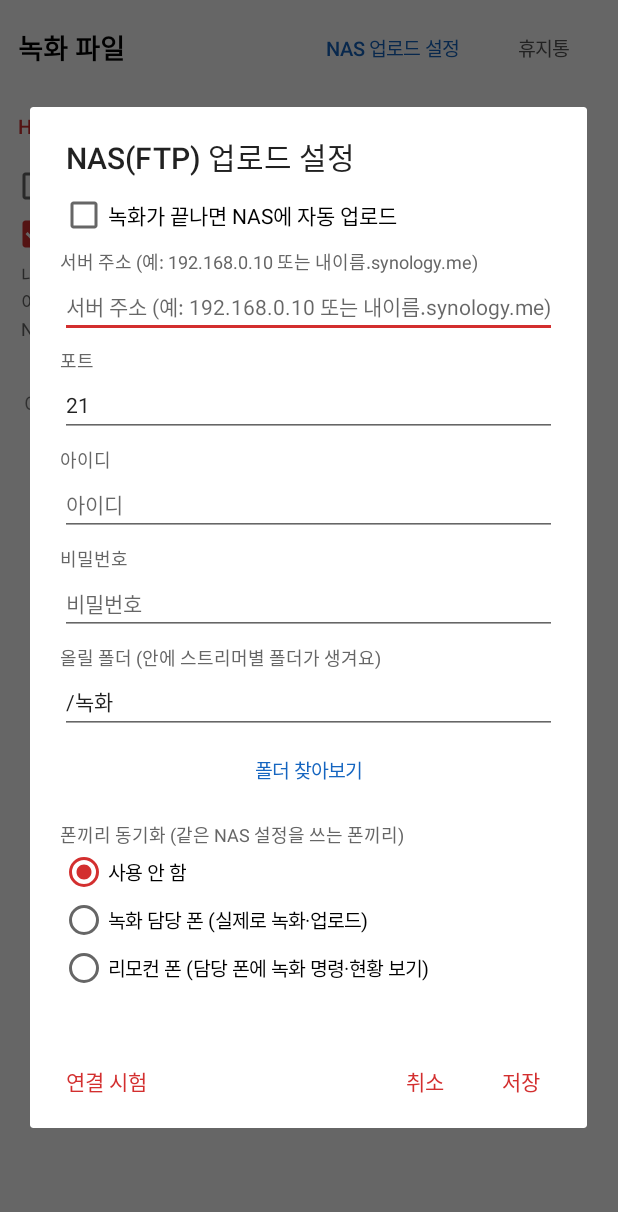
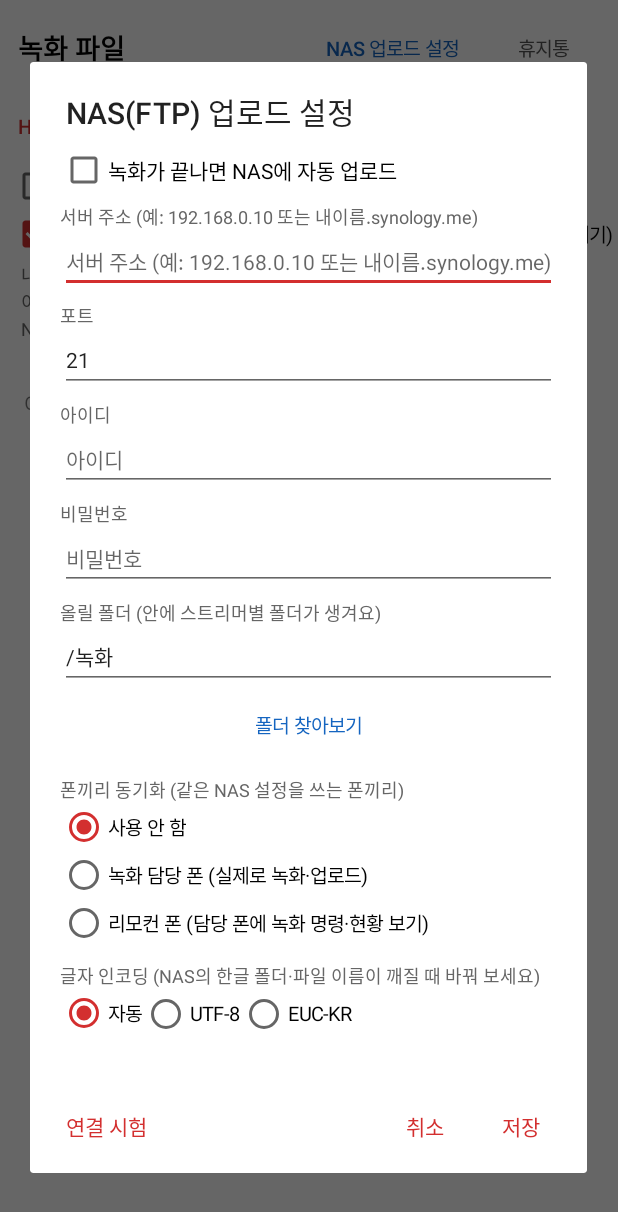
Before and after one commit to kakario777-netizen/live-recorder, an Android app: the FilesActivity screen opened directly, with no data from a screen before it, after a tap on "NAS 업로드 설정", on a phone screen of 412 x 824 dp. Shown: the top 1212 px of the screen. Run offline under Robolectric (Android 15) with nearby library versions, the phone set to English and light mode, and no system bars; libraries missing offline, so code that uses them is left out: org.apache.commons.

Commit message:
H.264는 업로드 안 함: 충전 대기 → 충전기 꽂으면 변환 → 변환본만 업로드, 충전기 빼면 변환 멈춤, 대기 목록 저장 / NAS 글자 인코딩(자동·UTF-8·EUC-KR)
Co-Authored-By: Claude Opus 5.5 <noreply@anthropic.com>
Claude-Session: https://claude.ai/code/session_011L6oZW8mwnbDk6bnCtvrZb

```diff
--- a/app/src/main/java/com/kakario/liverecorder/FilesActivity.kt
+++ b/app/src/main/java/com/kakario/liverecorder/FilesActivity.kt
@@ -64,7 +64,7 @@ class FilesActivity : Activity() {
         }, LinearLayout.LayoutParams(-2, -2).apply { leftMargin = dp(8) })
 
         root.addView(CheckBox(this).apply {
-            text = "H.264 녹화는 정리할 때 H.265로 자동 변환 (충전 중일 때만)"
+            text = "H.264 녹화는 H.265로 변환 후 업로드 (충전 중에만 변환, 그전엔 대기)"
             textSize = 13f
             isChecked = Tidy.autoH265(this@FilesActivity)
             setPadding(dp(4), 0, 0, 0)
@@ -255,6 +255,15 @@ class FilesActivity : Activity() {
         roles.addView(rSolo); roles.addView(rRec); roles.addView(rRem)
         roles.check(when (Sync.role(this)) { Sync.RECORDER -> 102; Sync.REMOTE -> 103; else -> 101 })
         box.addView(roles)
+        // 글자 인코딩 (한글 이름이 깨질 때)
+        box.addView(TextView(this).apply { text = "글자 인코딩 (NAS의 한글 폴더·파일 이름이 깨질 때 바꿔 보세요)"; textSize = 12f; setTextColor(Color.parseColor("#666666")); setPadding(0, dp(10), 0, 0) })
+        val encs = android.widget.RadioGroup(this).apply { orientation = android.widget.RadioGroup.HORIZONTAL }
+        listOf(201 to "자동", 202 to "UTF-8", 203 to "EUC-KR").forEach { (rid, t) ->
+            encs.addView(android.widget.RadioButton(this).apply { id = rid; text = t; textSize = 13f })
+        }
+        encs.check(when (FtpConfig.encoding(this)) { "UTF-8" -> 202; "EUC-KR" -> 203; else -> 201 })
+        encs.setOnCheckedChangeListener { _, id -> FtpConfig.setEncoding(this, when (id) { 202 -> "UTF-8"; 203 -> "EUC-KR"; else -> "auto" }) }
+        box.addView(encs)
         val result = TextView(this).apply { textSize = 12f; setPadding(0, dp(8), 0, dp(4)) }
         box.addView(result)
         fun save() {
--- a/app/src/main/java/com/kakario/liverecorder/Ftp.kt
+++ b/app/src/main/java/com/kakario/liverecorder/Ftp.kt
@@ -26,6 +26,9 @@ object FtpConfig {
     fun port(ctx: Context) = prefs(ctx).getInt("port", 21)
     fun user(ctx: Context) = prefs(ctx).getString("user", "") ?: ""
     fun folder(ctx: Context) = prefs(ctx).getString("folder", "/녹화") ?: "/녹화"
+    /** 글자 인코딩: auto / UTF-8 / EUC-KR (한글 폴더·파일 이름이 깨질 때 바꿈) */
+    fun encoding(ctx: Context) = prefs(ctx).getString("encoding", "auto") ?: "auto"
+    fun setEncoding(ctx: Context, e: String) = prefs(ctx).edit().putString("encoding", e).apply()
     fun password(ctx: Context): String = try {
         prefs(ctx).getString("pw", null)?.let { decrypt(it) } ?: ""
     } catch (e: Exception) { "" }
@@ -137,6 +140,13 @@ object Uploader {
 
     fun enqueue(ctx: Context, name: String, path: String?, streamer: String) {
         if (path == null || !FtpConfig.ready(ctx)) return
+        // H.264는 변환 후에만 올림 (변환 설정이 켜져 있을 때)
+        if (Tidy.autoH265(ctx) && name.lowercase().endsWith(".mp4") &&
+            Codec.probeUri(ctx, android.net.Uri.fromFile(File(path))) == android.media.MediaFormat.MIMETYPE_VIDEO_AVC) {
+            RecordService.addLog("H.264라 업로드하지 않음 (H.265 변환 후 올림): $name")
+            Tidy.enqueue(ctx, Tidy.Job(name, path, null, streamer))
+            return
+        }
         load(ctx)
         synchronized(queue) {
             if (current?.name == name || queue.any { it.name == name }) return
@@ -193,14 +203,23 @@ object Uploader {
 
     fun connect(ctx: Context): FTPClient {
         val f = FTPClient()
-        f.controlEncoding = "UTF-8"
+        val enc = FtpConfig.encoding(ctx)
+        f.controlEncoding = if (enc == "EUC-KR") "EUC-KR" else "UTF-8"
         f.connectTimeout = 15000
         f.setDataTimeout(java.time.Duration.ofSeconds(60))
         f.connect(FtpConfig.host(ctx), FtpConfig.port(ctx))
         if (!FTPReply.isPositiveCompletion(f.replyCode)) { f.disconnect(); throw Exception("서버 연결 거부 (${f.replyCode})") }
         f.soTimeout = 60000
         if (!f.login(FtpConfig.user(ctx), FtpConfig.password(ctx))) { f.disconnect(); throw Exception("아이디나 비밀번호가 맞지 않아요") }
-        try { f.sendCommand("OPTS UTF8 ON") } catch (_: Exception) {}
+        when (enc) {
+            "EUC-KR" -> {}
+            "UTF-8" -> try { f.sendCommand("OPTS UTF8 ON") } catch (_: Exception) {}
+            else -> {
+                // 자동: 서버가 UTF-8을 지원하면 UTF-8, 아니면 EUC-KR
+                val utf8 = try { f.hasFeature("UTF8") } catch (_: Exception) { true }
+                if (utf8) try { f.sendCommand("OPTS UTF8 ON") } catch (_: Exception) {} else f.controlEncoding = "EUC-KR"
+            }
+        }
         f.enterLocalPassiveMode()
         f.setFileType(FTP.BINARY_FILE_TYPE)
         f.bufferSize = 256 * 1024
--- a/app/src/main/java/com/kakario/liverecorder/RecordService.kt
+++ b/app/src/main/java/com/kakario/liverecorder/RecordService.kt
@@ -162,6 +162,7 @@ class RecordService : Service() {
     override fun onCreate() {
         super.onCreate()
         instance = this
+        Tidy.init(this)
     }
 
     private fun notification(text: String, ongoing: Boolean): Notification {
@@ -196,6 +197,7 @@ class RecordService : Service() {
         val l = list()
         val tidyLine = Tidy.current?.let { "정리 중… ${Tidy.percent}% — ${it.name}" }
         val upLine = Uploader.current?.let { "업로드 중… ${Uploader.percent}% — ${it.name}" }
+            ?: Tidy.waitingCount().takeIf { it > 0 }?.let { "충전 대기 ${it}개 (충전기를 꽂으면 H.265 변환 후 업로드)" }
         val head = if (l.isNotEmpty()) "받는 중 ${l.count { it.isDownloading }}/$MAX_SLOTS · 등록 ${l.size}개 · ${totalRate() / 1024}KB/s" else null
         status = (listOfNotNull(head) + l.map { "${it.id}. ${it.streamer.ifEmpty { it.host }} — ${it.summary()}" } + listOfNotNull(tidyLine, upLine)).joinToString("\n")
         if (l.isEmpty() && !Tidy.busy() && !Uploader.busy() && Sync.isRecorder(this)) status = "녹화 담당 폰 · 원격 명령 대기 중"
```
Also changed, not shown: app/src/main/java/com/kakario/liverecorder/Tidy.kt (+110 -9 lines).
